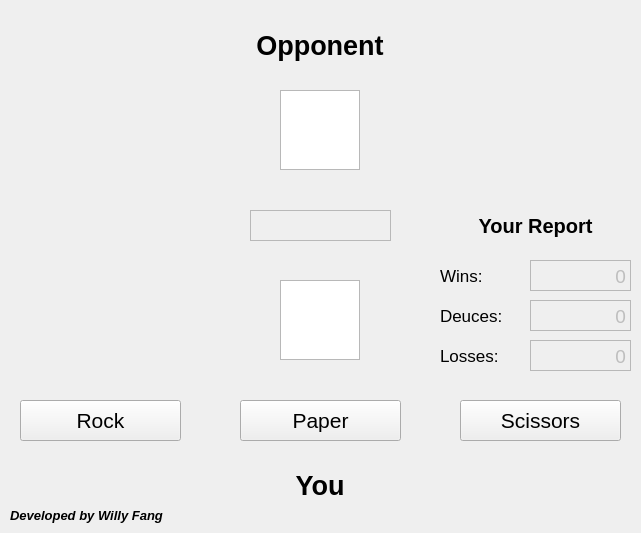
LeBronWilly/Rock_Paper_Scissors_Python, file Rock_Paper_Scissors_UI_V01.ui: the form before one commit.
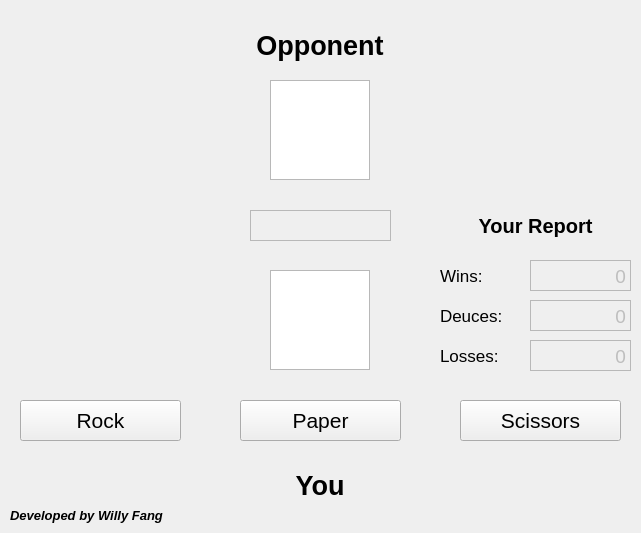
The form after the commit.

```diff
--- a/Rock_Paper_Scissors_UI_V01.ui
+++ b/Rock_Paper_Scissors_UI_V01.ui
@@ -95,10 +95,10 @@
   <widget class="QGraphicsView" name="You_Image">
    <property name="geometry">
     <rect>
-     <x>280</x>
-     <y>280</y>
-     <width>80</width>
-     <height>80</height>
+     <x>270</x>
+     <y>270</y>
+     <width>100</width>
+     <height>100</height>
     </rect>
    </property>
    <property name="sizePolicy">
@@ -107,6 +107,12 @@
      <verstretch>0</verstretch>
     </sizepolicy>
    </property>
+   <property name="verticalScrollBarPolicy">
+    <enum>Qt::ScrollBarAlwaysOff</enum>
+   </property>
+   <property name="horizontalScrollBarPolicy">
+    <enum>Qt::ScrollBarAlwaysOff</enum>
+   </property>
   </widget>
   <widget class="QLabel" name="You_Text">
    <property name="geometry">
@@ -172,10 +178,10 @@
   <widget class="QGraphicsView" name="Opponent_Image">
    <property name="geometry">
     <rect>
-     <x>280</x>
-     <y>90</y>
-     <width>80</width>
-     <height>80</height>
+     <x>270</x>
+     <y>80</y>
+     <width>100</width>
+     <height>100</height>
     </rect>
    </property>
    <property name="sizePolicy">
@@ -184,6 +190,12 @@
      <verstretch>0</verstretch>
     </sizepolicy>
    </property>
+   <property name="verticalScrollBarPolicy">
+    <enum>Qt::ScrollBarAlwaysOff</enum>
+   </property>
+   <property name="horizontalScrollBarPolicy">
+    <enum>Qt::ScrollBarAlwaysOff</enum>
+   </property>
   </widget>
   <widget class="QPushButton" name="Paper_Button">
    <property name="enabled">
```
